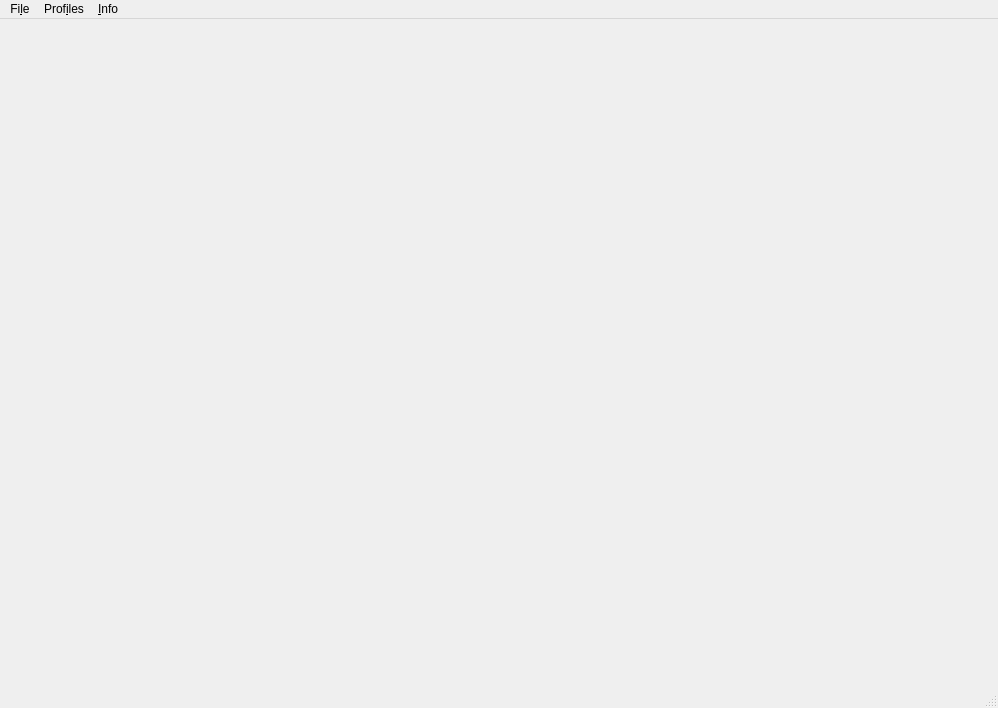
mauroalberti/gSurf, file gSurf/widgets/gSurf_0.3.0.ui: the form before one commit.
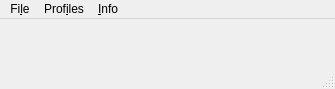
The form after the commit.

The edit to the form file:
```diff
--- a/gSurf/widgets/gSurf_0.3.0.ui
+++ b/gSurf/widgets/gSurf_0.3.0.ui
@@ -6,8 +6,8 @@
    <rect>
     <x>0</x>
     <y>0</y>
-    <width>998</width>
-    <height>708</height>
+    <width>335</width>
+    <height>89</height>
    </rect>
   </property>
   <property name="windowTitle">
@@ -84,7 +84,7 @@
     <rect>
      <x>0</x>
      <y>0</y>
-     <width>998</width>
+     <width>335</width>
      <height>22</height>
     </rect>
    </property>
```
Left out of the diff: 13 changed lines with no effect on the pictures.
